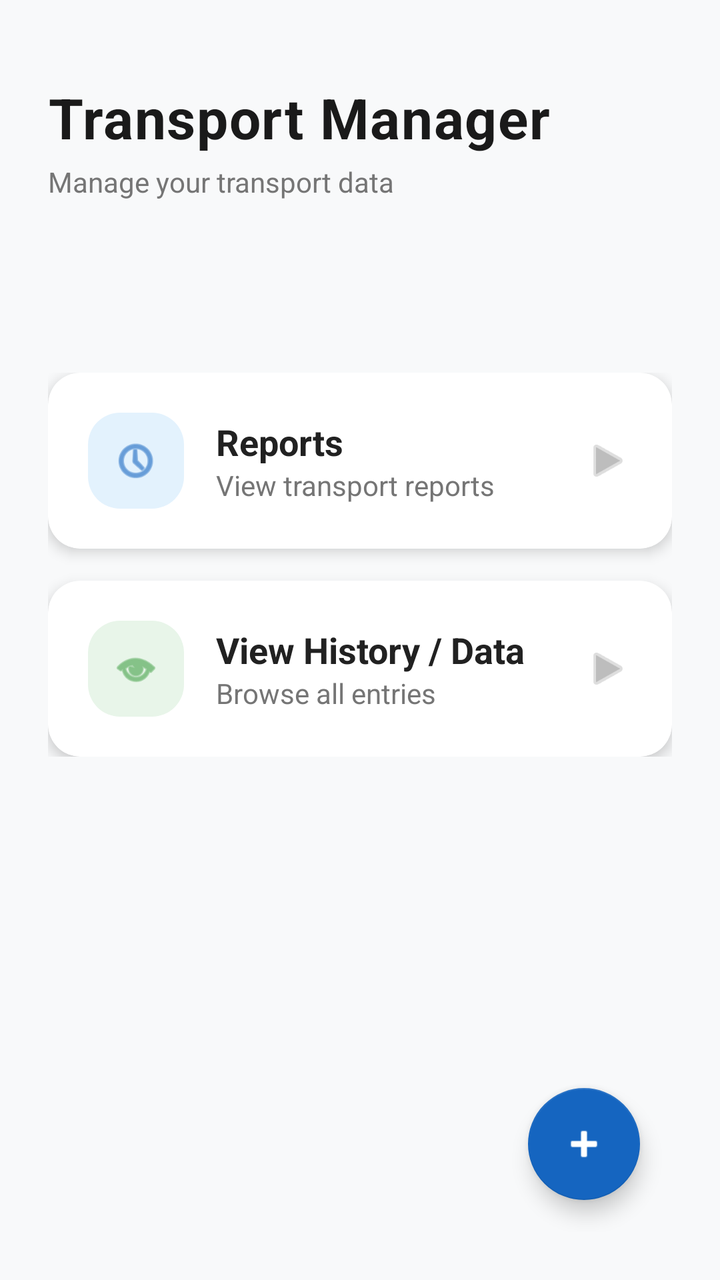
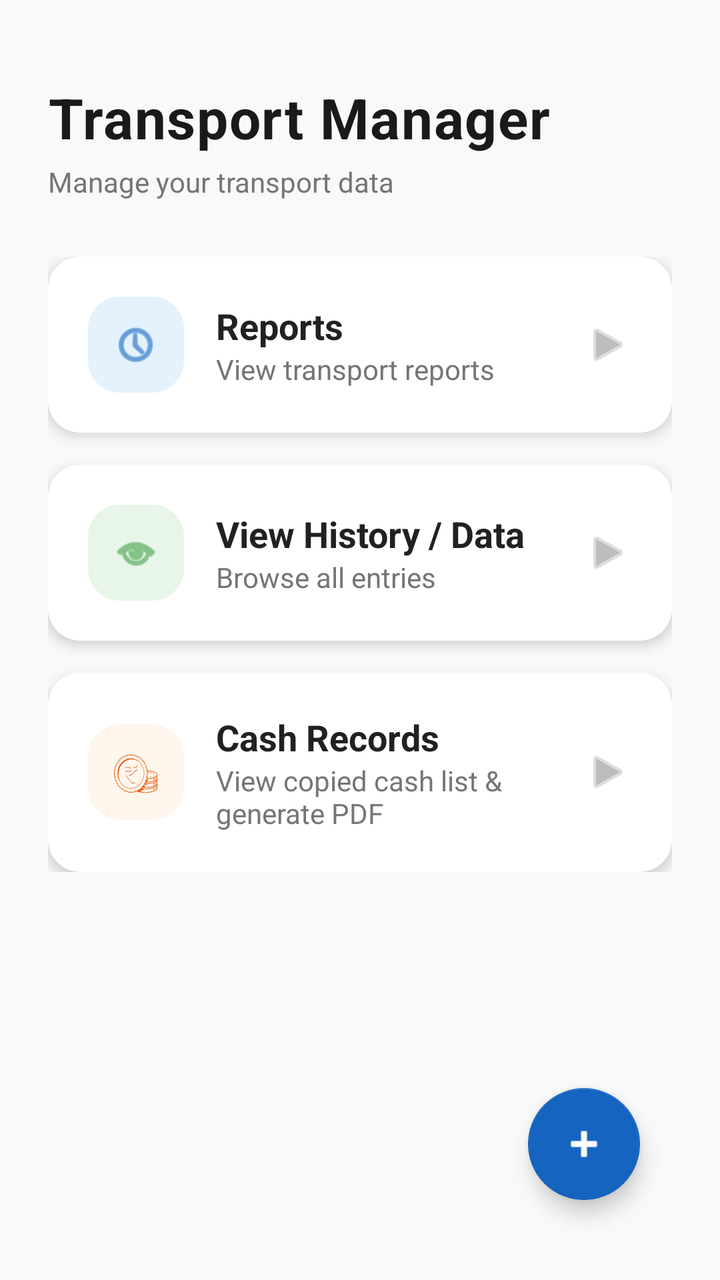

Two renders of the same Android screen: before a commit and after it. Below are the layout's source before the change and the commit's diff.
<!-- AndroidManifest.xml: application theme Theme.Transport1 -->
<!-- res/layout/fragment_home.xml -->
<androidx.constraintlayout.widget.ConstraintLayout xmlns:android="http://schemas.android.com/apk/res/android"
    xmlns:app="http://schemas.android.com/apk/res-auto"
    android:layout_width="match_parent"
    android:layout_height="match_parent"
    android:background="#F8F9FA"
    android:padding="24dp">

    
    <TextView
        android:id="@+id/tvTitle"
        android:layout_width="wrap_content"
        android:layout_height="wrap_content"
        android:text="Transport Manager"
        android:textSize="28sp"
        android:textStyle="bold"
        android:textColor="#1A1A1A"
        android:letterSpacing="0.02"
        app:layout_constraintTop_toTopOf="parent"
        app:layout_constraintStart_toStartOf="parent"
        android:layout_marginTop="16dp" />

    <TextView
        android:id="@+id/tvSubtitle"
        android:layout_width="wrap_content"
        android:layout_height="wrap_content"
        android:text="Manage your transport data"
        android:textSize="14sp"
        android:textColor="#757575"
        android:layout_marginTop="4dp"
        app:layout_constraintTop_toBottomOf="@id/tvTitle"
        app:layout_constraintStart_toStartOf="parent" />

    
    <LinearLayout
        android:layout_width="0dp"
        android:layout_height="wrap_content"
        android:orientation="vertical"
        app:layout_constraintTop_toBottomOf="@id/tvSubtitle"
        app:layout_constraintBottom_toTopOf="@id/fabAddEntry"
        app:layout_constraintStart_toStartOf="parent"
        app:layout_constraintEnd_toEndOf="parent"
        android:gravity="center"
        android:layout_marginBottom="80dp">

        
        <com.google.android.material.card.MaterialCardView
            android:id="@+id/cardReports"
            android:layout_width="match_parent"
            android:layout_height="wrap_content"
            app:cardCornerRadius="16dp"
            app:cardElevation="4dp"
            app:cardBackgroundColor="#FFFFFF"
            android:layout_marginBottom="16dp"
            android:clickable="true"
            android:focusable="true"
            app:rippleColor="#1565C0">

            <LinearLayout
                android:layout_width="match_parent"
                android:layout_height="wrap_content"
                android:orientation="horizontal"
                android:padding="20dp"
                android:gravity="center_vertical">

                <ImageView
                    android:layout_width="48dp"
                    android:layout_height="48dp"
                    android:src="@android:drawable/ic_menu_recent_history"
                    android:background="@drawable/circles_background"
                    android:backgroundTint="#E3F2FD"
                    android:padding="12dp"
                    app:tint="#1565C0" />

                <LinearLayout
                    android:layout_width="0dp"
                    android:layout_height="wrap_content"
                    android:layout_weight="1"
                    android:orientation="vertical"
                    android:layout_marginStart="16dp">

                    <TextView
                        android:layout_width="wrap_content"
                        android:layout_height="wrap_content"
                        android:text="Reports"
                        android:textSize="18sp"
                        android:textStyle="bold"
                        android:textColor="#212121" />

                    <TextView
                        android:layout_width="wrap_content"
                        android:layout_height="wrap_content"
                        android:text="View transport reports"
                        android:textSize="14sp"
                        android:textColor="#757575" />

                </LinearLayout>

                <ImageView
                    android:layout_width="24dp"
                    android:layout_height="24dp"
                    android:src="@android:drawable/ic_media_play"
                    app:tint="#BDBDBD" />

            </LinearLayout>
        </com.google.android.material.card.MaterialCardView>

        
        <com.google.android.material.card.MaterialCardView
            android:id="@+id/cardViewData"
            android:layout_width="match_parent"
            android:layout_height="wrap_content"
            app:cardCornerRadius="16dp"
            app:cardElevation="4dp"
            app:cardBackgroundColor="#FFFFFF"
            android:clickable="true"
            android:focusable="true"
            app:rippleColor="#1565C0">

            <LinearLayout
                android:layout_width="match_parent"
                android:layout_height="wrap_content"
                android:orientation="horizontal"
                android:padding="20dp"
                android:gravity="center_vertical">

                <ImageView
                    android:layout_width="48dp"
                    android:layout_height="48dp"
                    android:src="@android:drawable/ic_menu_view"
                    android:background="@drawable/circles_background"
                    android:backgroundTint="#E8F5E9"
                    android:padding="12dp"
                    app:tint="#43A047" />

                <LinearLayout
                    android:layout_width="0dp"
                    android:layout_height="wrap_content"
                    android:layout_weight="1"
                    android:orientation="vertical"
                    android:layout_marginStart="16dp">

                    <TextView
                        android:layout_width="wrap_content"
                        android:layout_height="wrap_content"
                        android:text="View History / Data"
                        android:textSize="18sp"
                        android:textStyle="bold"
                        android:textColor="#212121" />

                    <TextView
                        android:layout_width="wrap_content"
                        android:layout_height="wrap_content"
                        android:text="Browse all entries"
                        android:textSize="14sp"
                        android:textColor="#757575" />

                </LinearLayout>

                <ImageView
                    android:layout_width="24dp"
                    android:layout_height="24dp"
                    android:src="@android:drawable/ic_media_play"
                    app:tint="#BDBDBD" />

            </LinearLayout>
        </com.google.android.material.card.MaterialCardView>

    </LinearLayout>

    
    <com.google.android.material.floatingactionbutton.FloatingActionButton
        android:id="@+id/fabAddEntry"
        android:layout_width="wrap_content"
        android:layout_height="wrap_content"
        android:layout_margin="16dp"
        android:src="@android:drawable/ic_input_add"
        android:layout_gravity="bottom|end"
        app:backgroundTint="#1565C0"
        app:tint="#FFFFFF"
        app:layout_constraintBottom_toBottomOf="parent"
        app:layout_constraintEnd_toEndOf="parent" />

</androidx.constraintlayout.widget.ConstraintLayout>
<!-- resources referenced by this layout -->
<resources>
  <!-- drawable circles_background (drawable) -->
  <shape xmlns:android="http://schemas.android.com/apk/res/android">
  
      <gradient
          android:startColor="#E3F2FD"
          android:endColor="#FFFFFF"
          android:angle="45"/>
  
      <corners android:radius="16dp"/>
  
  </shape>
  <style name="Theme.Transport1" parent="Theme.MaterialComponents.DayNight.NoActionBar">
          
          <item name="colorPrimary">#1976D2</item>
          <item name="colorPrimaryVariant">#1565C0</item>
          <item name="colorOnPrimary">@color/white</item>
          
          <item name="colorSecondary">#03DAC6</item>
          <item name="colorSecondaryVariant">#018786</item>
          <item name="colorOnSecondary">@color/black</item>
          
          <item name="android:statusBarColor">?attr/colorPrimaryVariant</item>
      </style>
  <color name="white">#FFFFFFFF</color>
  <color name="black">#FF000000</color>
</resources>

<!-- the commit's change to res/layout/fragment_home.xml (unified diff, before → after) -->
@@ -165,6 +165,68 @@
             </LinearLayout>
         </com.google.android.material.card.MaterialCardView>
 
+        
+        <com.google.android.material.card.MaterialCardView
+            android:id="@+id/cardCashRecords"
+            android:layout_width="match_parent"
+            android:layout_height="wrap_content"
+            app:cardCornerRadius="16dp"
+            app:cardElevation="4dp"
+            app:cardBackgroundColor="#FFFFFF"
+            android:layout_marginTop="16dp"
+            android:clickable="true"
+            android:focusable="true"
+            app:rippleColor="#1565C0">
+
+            <LinearLayout
+                android:layout_width="match_parent"
+                android:layout_height="wrap_content"
+                android:orientation="horizontal"
+                android:padding="20dp"
+                android:gravity="center_vertical">
+
+                <ImageView
+                    android:layout_width="48dp"
+                    android:layout_height="48dp"
+                    android:src="@drawable/coin"
+                    android:background="@drawable/circles_background"
+                    android:backgroundTint="#FFF7ED"
+                    android:padding="12dp"
+                    app:tint="#EA580C" />
+
+                <LinearLayout
+                    android:layout_width="0dp"
+                    android:layout_height="wrap_content"
+                    android:layout_weight="1"
+                    android:orientation="vertical"
+                    android:layout_marginStart="16dp">
+
+                    <TextView
+                        android:layout_width="wrap_content"
+                        android:layout_height="wrap_content"
+                        android:text="Cash Records"
+                        android:textSize="18sp"
+                        android:textStyle="bold"
+                        android:textColor="#212121" />
+
+                    <TextView
+                        android:layout_width="wrap_content"
+                        android:layout_height="wrap_content"
+                        android:text="View copied cash list &amp; generate PDF"
+                        android:textSize="14sp"
+                        android:textColor="#757575" />
+
+                </LinearLayout>
+
+                <ImageView
+                    android:layout_width="24dp"
+                    android:layout_height="24dp"
+                    android:src="@android:drawable/ic_media_play"
+                    app:tint="#BDBDBD" />
+
+            </LinearLayout>
+        </com.google.android.material.card.MaterialCardView>
+
     </LinearLayout>
 
     
<!-- resource entries referenced after the edit -->
@@ -11,6 +11,7 @@
       <corners android:radius="16dp"/>
   
   </shape>
+  <!-- drawable coin: vector/xml drawable (drawable, 15702 chars, omitted) -->
   <style name="Theme.Transport1" parent="Theme.MaterialComponents.DayNight.NoActionBar">
           
           <item name="colorPrimary">#1976D2</item>
